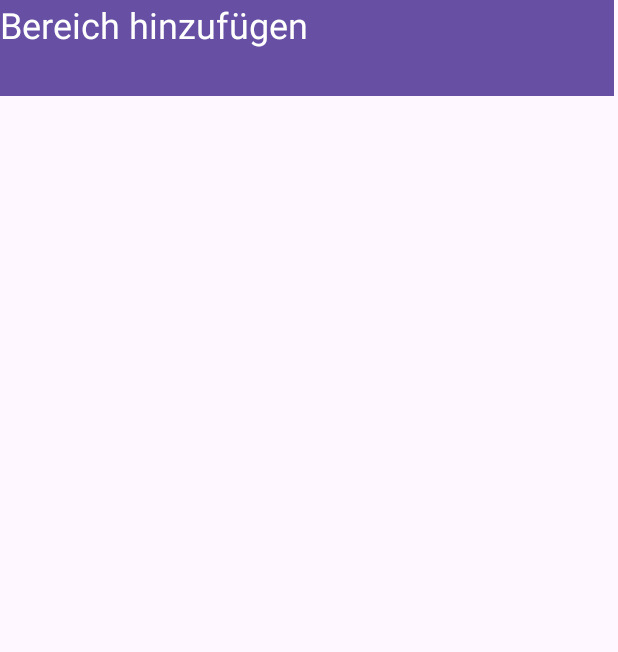
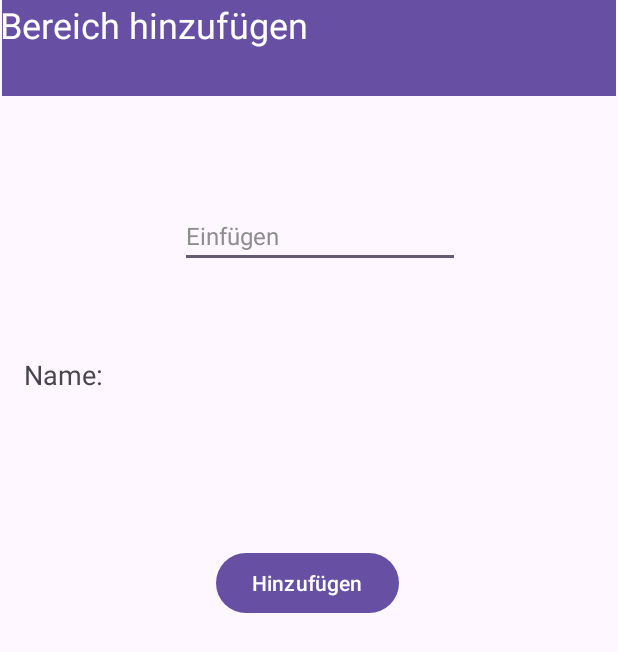
Before and after one commit to paeddym/Careify2, an Android app: the AddCategory screen opened directly, with no data from a screen before it, on a phone screen of 412 x 824 dp. Shown: the top 652 px of the screen. Run offline under Robolectric (Android 15) with nearby library versions, the phone set to English and light mode, and no system bars.

Commit message:
Added Button functionality to Login

```diff
--- a/app/src/main/java/com/example/careify2/Login.java
+++ b/app/src/main/java/com/example/careify2/Login.java
@@ -3,6 +3,9 @@
 import androidx.appcompat.app.AppCompatActivity;
 
 import android.os.Bundle;
+import android.view.View;
+import android.widget.Button;
+import android.widget.Toast;
 
 public class Login extends AppCompatActivity {
 
@@ -10,5 +13,13 @@
     protected void onCreate(Bundle savedInstanceState) {
         super.onCreate(savedInstanceState);
         setContentView(R.layout.activity_login);
+
+        Button loginButton;
+        loginButton = (Button) findViewById(R.id.loginButton);
+        loginButton.setOnClickListener(new View.OnClickListener(){
+            public void onClick(View view){
+                Toast.makeText(Login.this, "It Works!", Toast.LENGTH_SHORT).show();
+            }
+        });
     }
 }
--- a/app/src/main/res/layout/activity_add_category.xml
+++ b/app/src/main/res/layout/activity_add_category.xml
@@ -10,40 +10,47 @@
         android:id="@+id/textView"
         android:layout_width="97dp"
         android:layout_height="29dp"
+        android:layout_marginStart="16dp"
+        android:layout_marginBottom="557dp"
         android:text="Name:"
         android:textSize="18sp"
-        tools:layout_editor_absoluteX="16dp"
-        tools:layout_editor_absoluteY="145dp" />
+        app:layout_constraintBottom_toBottomOf="parent"
+        app:layout_constraintStart_toStartOf="parent" />
 
     <EditText
         android:id="@+id/editTextText"
         android:layout_width="wrap_content"
         android:layout_height="wrap_content"
+        android:layout_marginTop="72dp"
+        android:layout_marginEnd="105dp"
         android:ems="10"
         android:inputType="text"
         android:text="Einfügen"
         android:textColor="#8E8E8E"
         android:textSize="16sp"
-        tools:layout_editor_absoluteX="119dp"
-        tools:layout_editor_absoluteY="136dp" />
+        app:layout_constraintEnd_toEndOf="parent"
+        app:layout_constraintTop_toBottomOf="@+id/toolbar" />
 
     <Button
         android:id="@+id/button"
         android:layout_width="wrap_content"
         android:layout_height="wrap_content"
+        android:layout_marginStart="144dp"
+        android:layout_marginBottom="411dp"
         android:text="Hinzufügen"
-        tools:layout_editor_absoluteX="144dp"
-        tools:layout_editor_absoluteY="272dp" />
+        app:layout_constraintBottom_toBottomOf="parent"
+        app:layout_constraintStart_toStartOf="parent" />
 
     <androidx.appcompat.widget.Toolbar
         android:id="@+id/toolbar"
         android:layout_width="409dp"
         android:layout_height="wrap_content"
+        android:layout_marginStart="1dp"
         android:background="?attr/colorPrimary"
         android:minHeight="?attr/actionBarSize"
         android:theme="?attr/actionBarTheme"
-        tools:layout_editor_absoluteX="1dp"
-        tools:layout_editor_absoluteY="-2dp" />
+        app:layout_constraintStart_toStartOf="parent"
+        app:layout_constraintTop_toTopOf="parent" />
 
     <TextView
         android:id="@+id/textView2"
--- a/app/src/main/res/layout/activity_login.xml
+++ b/app/src/main/res/layout/activity_login.xml
@@ -53,7 +53,7 @@
         app:layout_constraintStart_toStartOf="parent" />
 
     <Button
-        android:id="@+id/button2"
+        android:id="@+id/loginButton"
         android:layout_width="wrap_content"
         android:layout_height="wrap_content"
         android:layout_marginStart="149dp"
```
